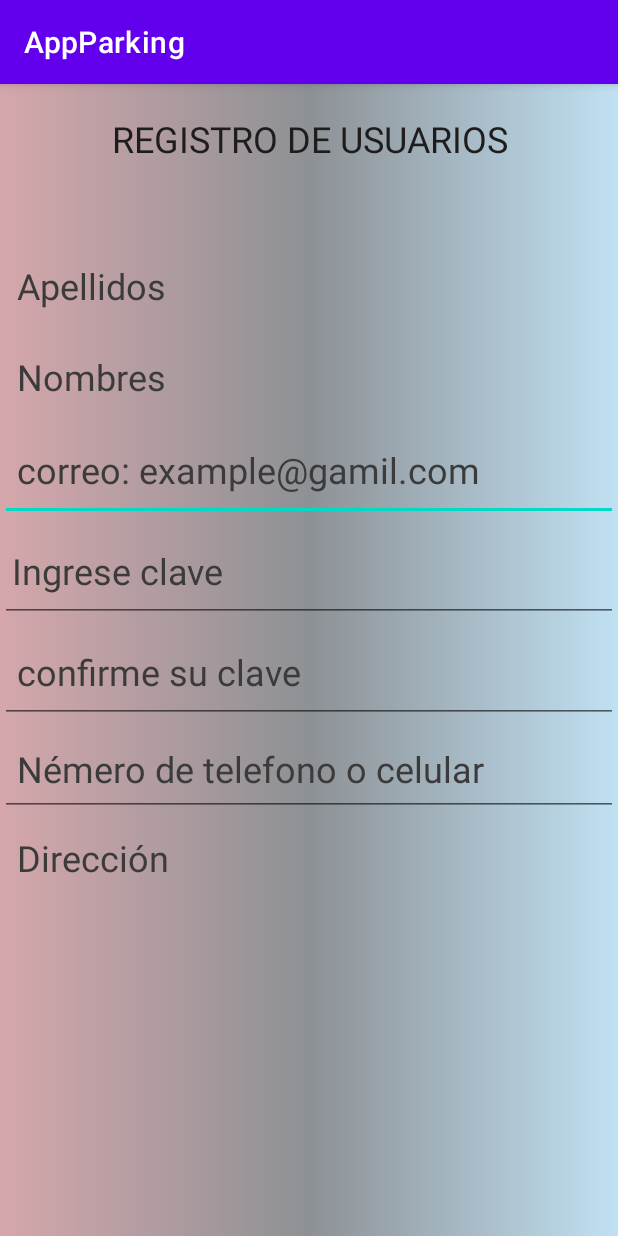
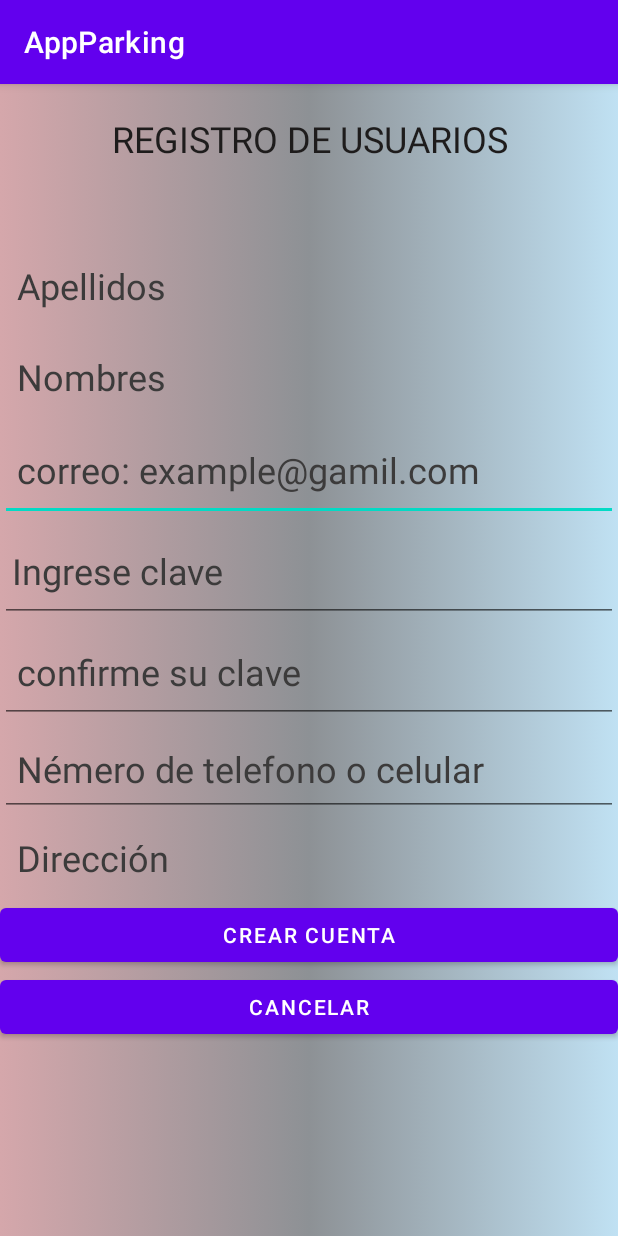
Before and after one commit to Alatriz18/AppParking1, an Android app: the activity_registro screen opened directly, with no data from a screen before it, on a phone screen of 412 x 824 dp. Run offline under Robolectric (Android 15) with nearby library versions, the phone set to English and light mode, and no system bars.

Commit message:
Update activity_registro.xml

```diff
--- a/app/src/main/res/layout/activity_registro.xml
+++ b/app/src/main/res/layout/activity_registro.xml
@@ -114,5 +114,17 @@
             android:textColorHint="#3C3B3B"
             android:textSize="24sp" />
 
+        <Button
+            android:id="@+id/button2"
+            android:layout_width="match_parent"
+            android:layout_height="wrap_content"
+            android:text="crear cuenta" />
+
+        <Button
+            android:id="@+id/button3"
+            android:layout_width="match_parent"
+            android:layout_height="wrap_content"
+            android:text="cancelar" />
+
     </LinearLayout>
 </androidx.constraintlayout.widget.ConstraintLayout>
```
